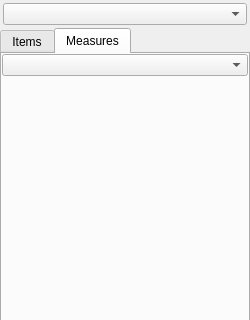
The window that cat/gui/sidebar/AtSortWidget.ui (manerotoni/afw) describes before a commit, drawn with Qt 5; both pictures show x 0 to 250 and y 0 to 320 of the 250 by 678 pixel window.
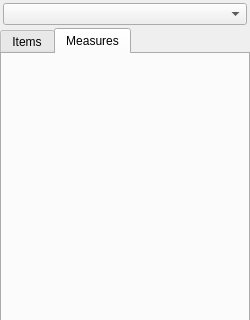
The same window after the commit. The open tabs and pages were chosen to show the change.

```diff
--- a/cat/gui/sidebar/AtSortWidget.ui
+++ b/cat/gui/sidebar/AtSortWidget.ui
@@ -110,16 +110,6 @@
          <property name="margin">
           <number>0</number>
          </property>
-         <item>
-          <widget class="QComboBox" name="ftable">
-           <property name="sizePolicy">
-            <sizepolicy hsizetype="Preferred" vsizetype="Maximum">
-             <horstretch>0</horstretch>
-             <verstretch>0</verstretch>
-            </sizepolicy>
-           </property>
-          </widget>
-         </item>
          <item>
           <layout class="QVBoxLayout" name="fbox"/>
          </item>
```
Left out of the diff: 2 changed lines with no effect on the pictures.
